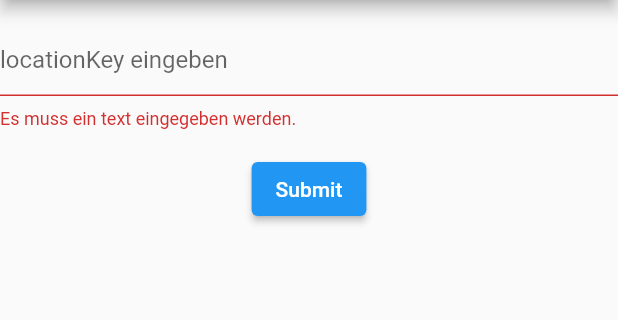
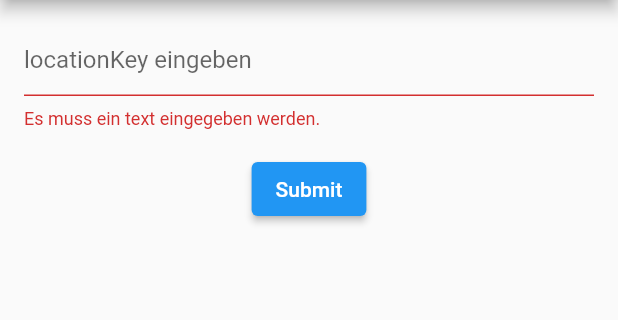
Before and after one commit to buggxs/no_api_weather_app, a Flutter app: the screen it shows after launch, after a tap on "Submit", on a phone screen of 412 x 824 dp, the part 84-404 px from its top. Run offline on Flutter 3.47's test engine with Material 2 defaults, Android fonts, the phone set to English and light mode, and no system bars; our stand-ins replace bloc, equatable, flutter_bloc.

```diff
--- a/lib/main.dart
+++ b/lib/main.dart
@@ -26,7 +26,7 @@ class MyApp extends StatelessWidget {
     return MultiBlocProvider(
       providers: [
         BlocProvider(
-          create: (context) => WeatherBloc(FakeWeatherRepository()),
+          create: (context) => WeatherBloc(),
         ),
       ],
       child: MaterialApp(
--- a/lib/navigation/navigation_router.dart
+++ b/lib/navigation/navigation_router.dart
@@ -8,7 +8,7 @@ import 'package:digitalstreich_app/weather/screen/weather_screen.dart';
 
 class NavigationRouter {
 
-  final WeatherBloc _weatherBloc = WeatherBloc(FakeWeatherRepository());
+  final WeatherBloc _weatherBloc = WeatherBloc();
 
   Route onGenerateRoute(RouteSettings routeSettings) {
     switch (routeSettings.name) {
--- a/lib/weather/bloc/weather_bloc.dart
+++ b/lib/weather/bloc/weather_bloc.dart
@@ -11,22 +11,13 @@ part 'weather_state.dart';
 
 class WeatherBloc extends Bloc<WeatherEvent, WeatherState> {
 
-  final WeatherRepository _weatherRepository;
 
-  WeatherBloc(this._weatherRepository) : super(WeatherInitial());
+  WeatherBloc() : super(WeatherInitial());
 
   @override
   Stream<WeatherState> mapEventToState(
       WeatherEvent event
   ) async* {
-    if (event is GetWeather) {
-      try {
-        yield WeatherLoading();
-        final weather = await _weatherRepository.fetchWeather(event.cityName);
-        yield WeatherLoaded(weather);
-      } on NetworkException {
-        yield WeatherError("Couldn't fetch weather. Is the device online?");
-      }
-    }
+    yield* event.applyAsync(bloc: this);
   }
 }
--- a/lib/weather/bloc/weather_event.dart
+++ b/lib/weather/bloc/weather_event.dart
@@ -1,10 +1,30 @@
 part of 'weather_bloc.dart';
 
 @immutable
-abstract class WeatherEvent {}
+abstract class WeatherEvent {
+
+  WeatherEvent();
+
+  Stream<WeatherState> applyAsync({WeatherBloc? bloc});
+
+}
 
 class GetWeather extends WeatherEvent {
   final cityName;
 
+  final WeatherRepository _weatherRepository = FakeWeatherRepository();
+
   GetWeather(this.cityName);
+
+  @override
+  Stream<WeatherState> applyAsync({WeatherBloc? bloc}) async* {
+    try {
+      yield WeatherLoading();
+      final weather = await _weatherRepository.fetchWeather(cityName);
+      yield WeatherLoaded(weather);
+    } on NetworkException {
+      yield WeatherError("Couldn't fetch weather. Is the device online?");
+    }
+  }
+
 }
--- a/lib/weather/screen/weather_screen.dart
+++ b/lib/weather/screen/weather_screen.dart
@@ -11,11 +11,11 @@ class WeatherScreen extends StatelessWidget {
   Widget build(BuildContext context) {
     return Scaffold(
       appBar: AppBar(
-        title: Text("Digitalstreich App"),
+        title: const Text("Digitalstreich App"),
       ),
       body: Center(
         child: Container(
-          padding: EdgeInsets.symmetric(vertical: 16),
+          padding: const EdgeInsets.all(16.0),
           child: BlocConsumer<WeatherBloc, WeatherState>(
             listener: (context, state) {
               if (state is WeatherError) {
@@ -27,16 +27,7 @@ class WeatherScreen extends StatelessWidget {
               }
             },
             builder: (context, state) {
-              if (state is WeatherInitial) {
-                return _buildInitialInputWidget(context);
-              } else if (state is WeatherLoading) {
-                return _buildLoadingWidget(context);
-              } else if (state is WeatherLoaded) {
-                return buildColumnWithData(context, state);
-              } else {
-                // (state is WeatherError)
-                return _buildInitialInputWidget(context);
-              }
+              return _buildInitialInputWidget(context);
             },
           )
         ),
```
